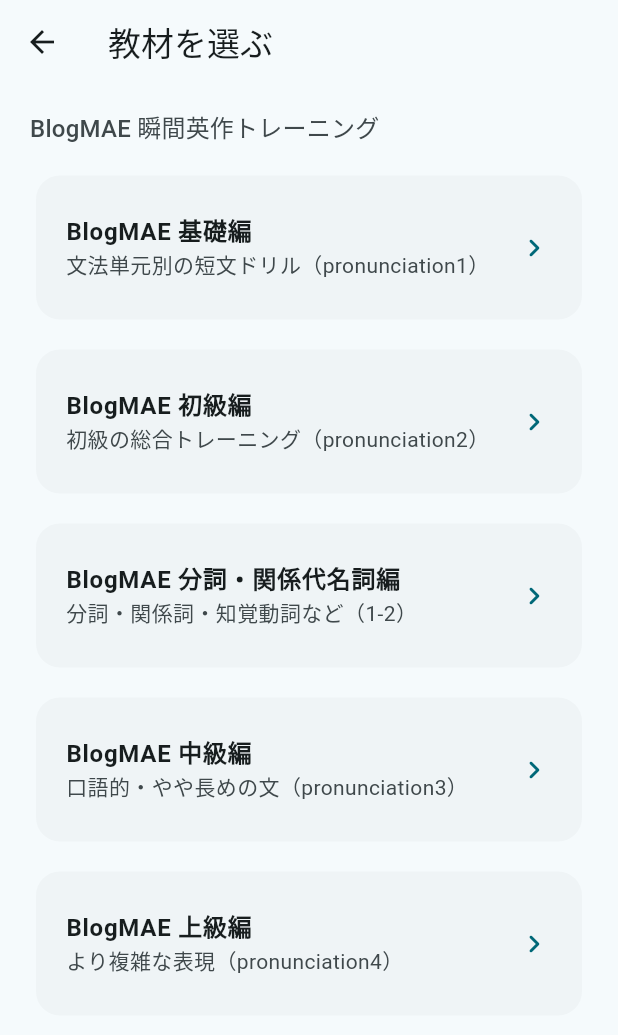
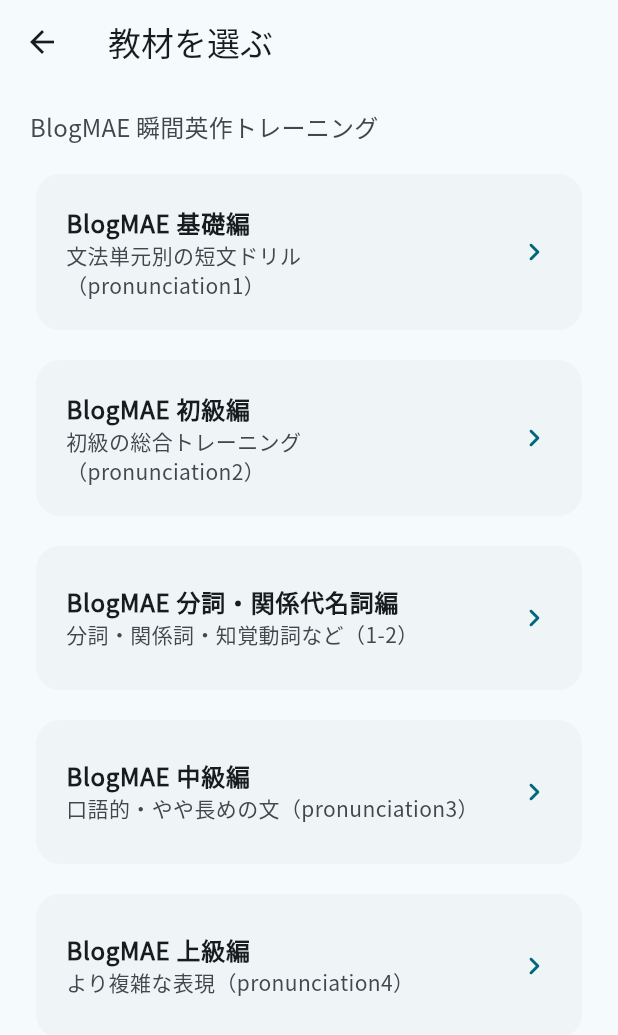
Before and after one commit to masaharutennis/english-training, a Flutter app: the screen it shows after launch, after a tap on "学習をスタート", on a phone screen of 412 x 824 dp. Shown: the top 1035 px of the screen. Run offline on Flutter 3.47's test engine with Material 3 defaults, Android fonts, the phone set to English and light mode, and no system bars; our stand-ins replace csv, google_fonts, speech_to_text.

Commit message:
feat(app): use Google Fonts Noto Sans JP for theme typography
Made-with: Cursor

```diff
--- a/app/lib/main.dart
+++ b/app/lib/main.dart
@@ -1,4 +1,5 @@
 import 'package:flutter/material.dart';
+import 'package:google_fonts/google_fonts.dart';
 
 import 'screens/home_screen.dart';
 
@@ -7,40 +8,41 @@ void main() {
   runApp(const EnglishTrainingApp());
 }
 
+/// Google Fonts の **Noto Sans JP**（Noto Sans ファミリー）で `textTheme` / `fontFamily` を明示する。
+/// 日本語 UI と欧文の両方をカバーする。
+ThemeData _appTheme(ColorScheme colorScheme) {
+  final base = ThemeData(brightness: colorScheme.brightness, useMaterial3: true);
+  final noto = GoogleFonts.notoSansJpTextTheme(base.textTheme).apply(
+    bodyColor: colorScheme.onSurface,
+    displayColor: colorScheme.onSurface,
+  );
+  return ThemeData(
+    useMaterial3: true,
+    colorScheme: colorScheme,
+    textTheme: noto,
+    fontFamily: GoogleFonts.notoSansJp().fontFamily,
+    appBarTheme: const AppBarTheme(centerTitle: false, elevation: 0),
+    cardTheme: CardThemeData(
+      elevation: 0,
+      shape: RoundedRectangleBorder(borderRadius: BorderRadius.circular(16)),
+    ),
+  );
+}
+
 class EnglishTrainingApp extends StatelessWidget {
   const EnglishTrainingApp({super.key});
 
   @override
   Widget build(BuildContext context) {
     const seed = Color(0xFF1B5E6B);
+    final lightScheme = ColorScheme.fromSeed(seedColor: seed, brightness: Brightness.light);
+    final darkScheme = ColorScheme.fromSeed(seedColor: seed, brightness: Brightness.dark);
 
     return MaterialApp(
       title: '瞬間英作文',
       debugShowCheckedModeBanner: false,
-      theme: ThemeData(
-        useMaterial3: true,
-        colorScheme: ColorScheme.fromSeed(
-          seedColor: seed,
-          brightness: Brightness.light,
-        ),
-        appBarTheme: const AppBarTheme(centerTitle: false, elevation: 0),
-        cardTheme: CardThemeData(
-          elevation: 0,
-          shape: RoundedRectangleBorder(borderRadius: BorderRadius.circular(16)),
-        ),
-      ),
-      darkTheme: ThemeData(
-        useMaterial3: true,
-        colorScheme: ColorScheme.fromSeed(
-          seedColor: seed,
-          brightness: Brightness.dark,
-        ),
-        appBarTheme: const AppBarTheme(centerTitle: false, elevation: 0),
-        cardTheme: CardThemeData(
-          elevation: 0,
-          shape: RoundedRectangleBorder(borderRadius: BorderRadius.circular(16)),
-        ),
-      ),
+      theme: _appTheme(lightScheme),
+      darkTheme: _appTheme(darkScheme),
       themeMode: ThemeMode.system,
       home: const HomeScreen(),
     );
--- a/app/pubspec.yaml
+++ b/app/pubspec.yaml
@@ -37,6 +37,7 @@ dependencies:
   csv: ^6.0.0
   http: ^1.2.2
   speech_to_text: ^7.3.0
+  google_fonts: ^8.0.2
 
 dev_dependencies:
   flutter_test:
```
Also changed, not shown: app/pubspec.lock.
